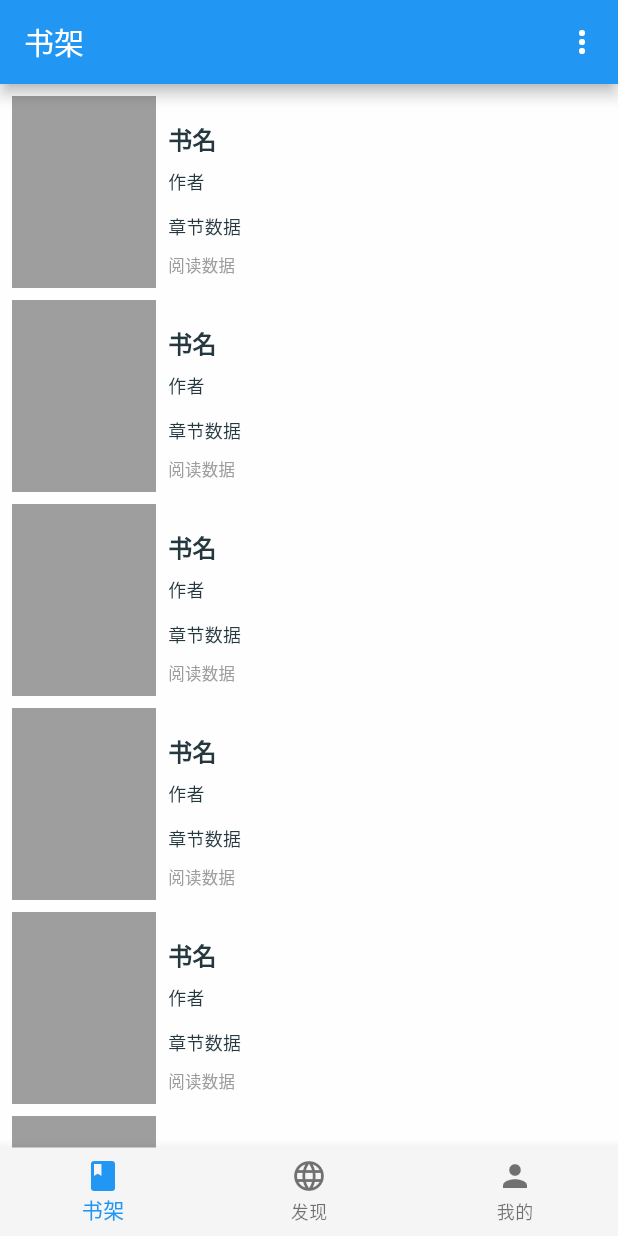
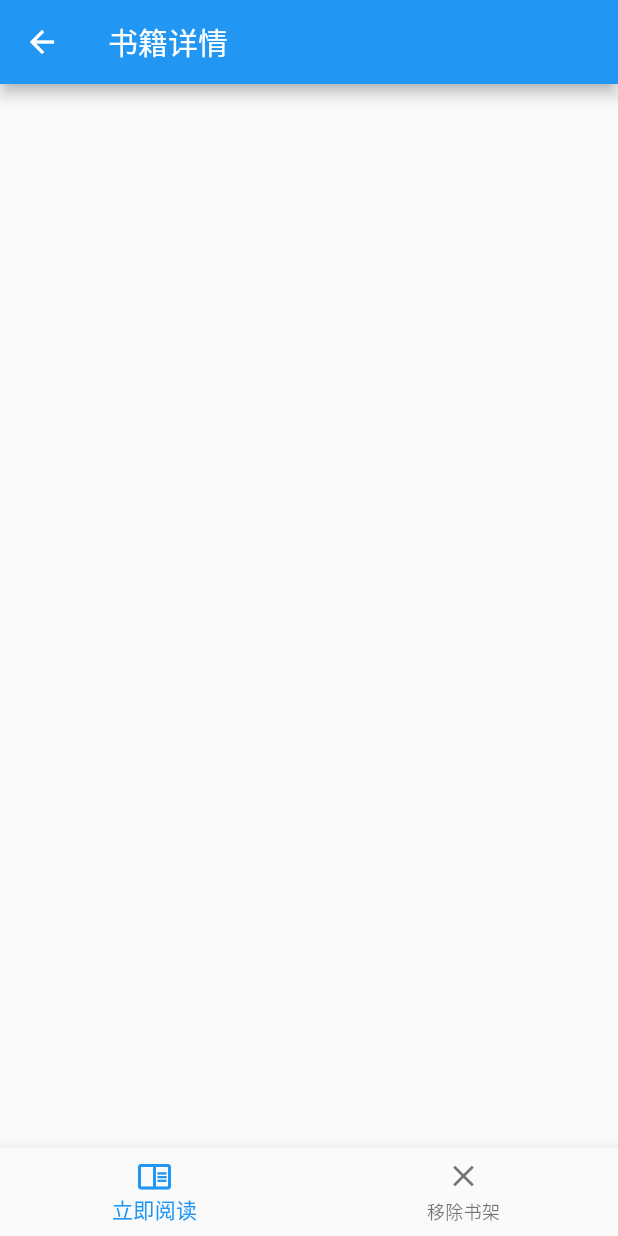
Before and after one commit to Devifish/readme-flutter, a Flutter app: the screen it shows after launch, after a tap on "书名", on a phone screen of 412 x 824 dp. Run offline on Flutter 3.47's test engine with Material 2 defaults, Android fonts, the phone set to English and light mode, and no system bars; drawn by our look-alikes of pull_to_refresh; our stand-ins replace event_bus; Roboto replaces fonts that are missing (WorkSans).

Commit message:
update: 添加一些页面

```diff
--- /dev/null
+++ b/lib/view/book/book_detail.dart
@@ -0,0 +1,60 @@
+import 'package:flutter/material.dart';
+import 'package:readme/view/book/read_book.dart';
+
+class BookDetail extends StatefulWidget {
+  @override
+  State<StatefulWidget> createState() {
+    return new _BookDetailState();
+  }
+}
+
+class _BookDetailState extends State<BookDetail> {
+  List<BottomNavigationBarItem> _bottomItems;
+
+  @override
+  void initState() {
+    super.initState();
+
+    _bottomItems = [
+      BottomNavigationBarItem(
+        icon: Icon(
+          Icons.chrome_reader_mode_outlined,
+        ),
+        label: '立即阅读',
+      ),
+      BottomNavigationBarItem(
+        icon: Icon(
+          Icons.clear,
+        ),
+        label: '移除书架',
+      ),
+    ];
+  }
+
+  void _toReadBook() {
+    Navigator.push(context, MaterialPageRoute(builder: (context) {
+      return ReadBook();
+    }));
+  }
+
+  @override
+  Widget build(BuildContext context) {
+    return Scaffold(
+      appBar: AppBar(title: Text("书籍详情")),
+      bottomNavigationBar: BottomNavigationBar(
+          type: BottomNavigationBarType.fixed,
+          items: _bottomItems,
+          onTap: (index) {
+            switch (index) {
+              case 0: {
+                _toReadBook();
+                break;
+              }
+              case 1: {
+                break;
+              }
+            }
+          }),
+    );
+  }
+}
--- a/lib/view/book/bookshelf.dart
+++ b/lib/view/book/bookshelf.dart
@@ -4,6 +4,7 @@ import 'package:flutter/material.dart';
 import 'package:pull_to_refresh/pull_to_refresh.dart';
 import 'package:readme/common/event.dart';
 import 'package:readme/common/theme.dart';
+import 'package:readme/view/book/book_detail.dart';
 
 class BookShelf extends StatefulWidget {
   @override
@@ -26,6 +27,12 @@ class _BookShelfState extends State<BookShelf> {
     });
   }
 
+  void _toBookDetail(int bookshelfId) {
+    Navigator.push(context, MaterialPageRoute(builder: (context) {
+      return BookDetail();
+    }));
+  }
+
   @override
   Widget build(BuildContext context) {
     return Scaffold(
@@ -45,7 +52,9 @@ class _BookShelfState extends State<BookShelf> {
                 behavior: HitTestBehavior.opaque,
                 child: _BookListItem(key: Key(index.toString())),
                 onTap: () {
+                  _toBookDetail(index);
                 },
+                onLongPressUp: () {},
               );
             },
             itemCount: 50),
```
Also changed, not shown: lib/view/book/read_book.dart (added, +18 -0 lines), lib/common/router.dart (deleted).
